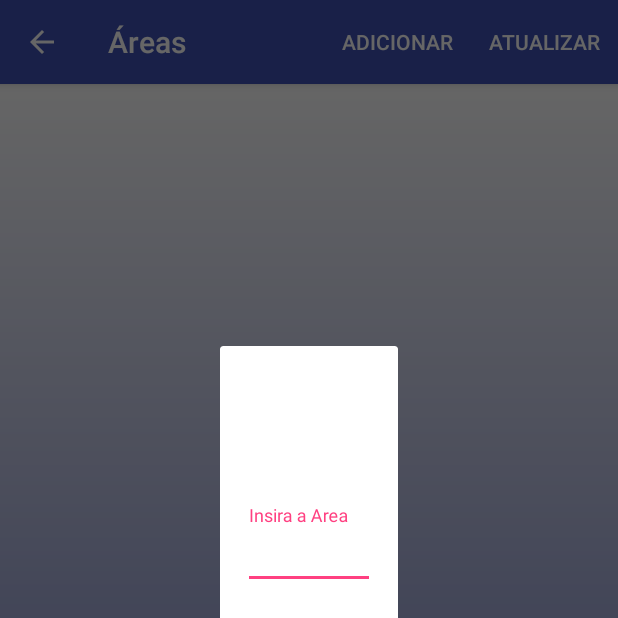
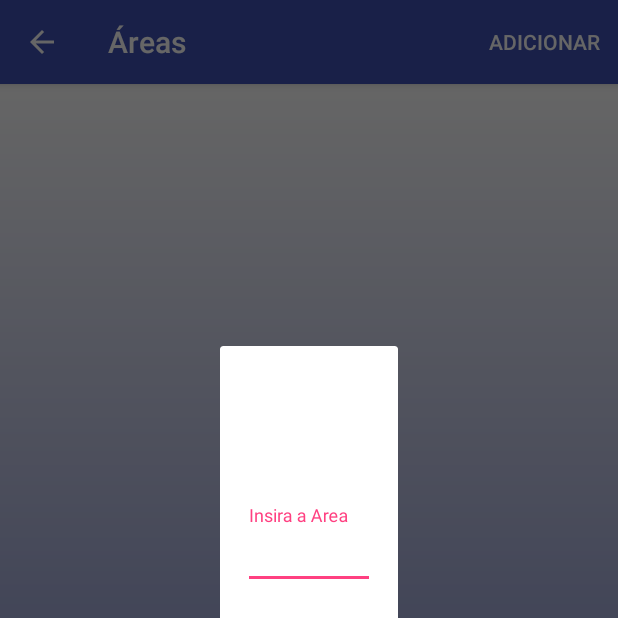
Before and after one commit to andersonassis/AdminEstabelecimento, an Android app: the AreaActivity screen opened directly, with no data from a screen before it, after a tap on "ADICIONAR", on a phone screen of 412 x 824 dp, the top half of it. Run offline under Robolectric (Android 15) with nearby library versions, the phone set to English and light mode, and no system bars; our stand-ins replace ButterKnife, Firebase (no records; nobody signed in at launch, a user with empty details on screens opened directly).

Commit message:
retirado o botão atualizar

```diff
--- a/app/src/main/java/com/br/adminestabelecimento/AreaActivity.java
+++ b/app/src/main/java/com/br/adminestabelecimento/AreaActivity.java
@@ -183,11 +183,6 @@ public class AreaActivity extends AppCompatActivity implements ValueEventListene
         }
 
 
-        if (id == R.id.atualizar) { // CLICK DO BOTÃO ATUALIZAR
-             atualiza();
-            return true;
-        }
-
         return super.onOptionsItemSelected(item);
     }
 
--- a/app/src/main/res/menu/menu_main.xml
+++ b/app/src/main/res/menu/menu_main.xml
@@ -15,9 +15,4 @@
     app:showAsAction="always" />-->
 
 
-    <item
-        android:id="@+id/atualizar"
-        android:orderInCategory="100"
-        android:title="@string/atualiza"
-        app:showAsAction="always" />
 </menu>
```
Also changed, not shown: app/src/main/java/com/br/adminestabelecimento/CategoryActivity.java (+0 -7 lines), app/src/main/java/com/br/adminestabelecimento/ProductActivity.java (+0 -8 lines).
